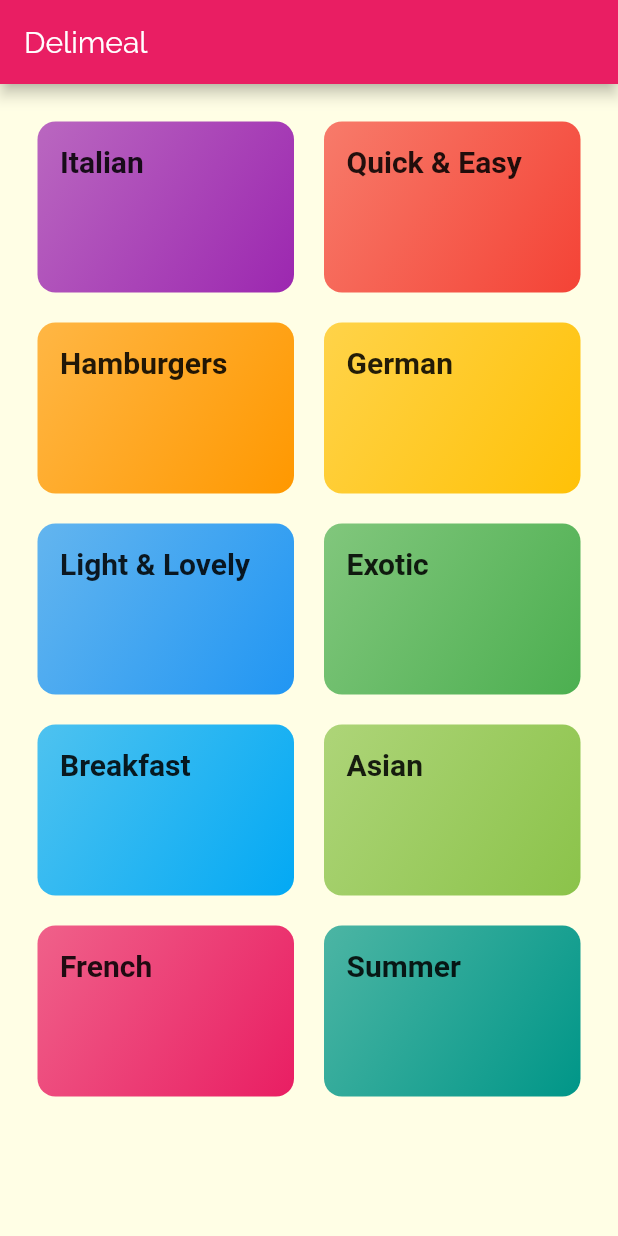
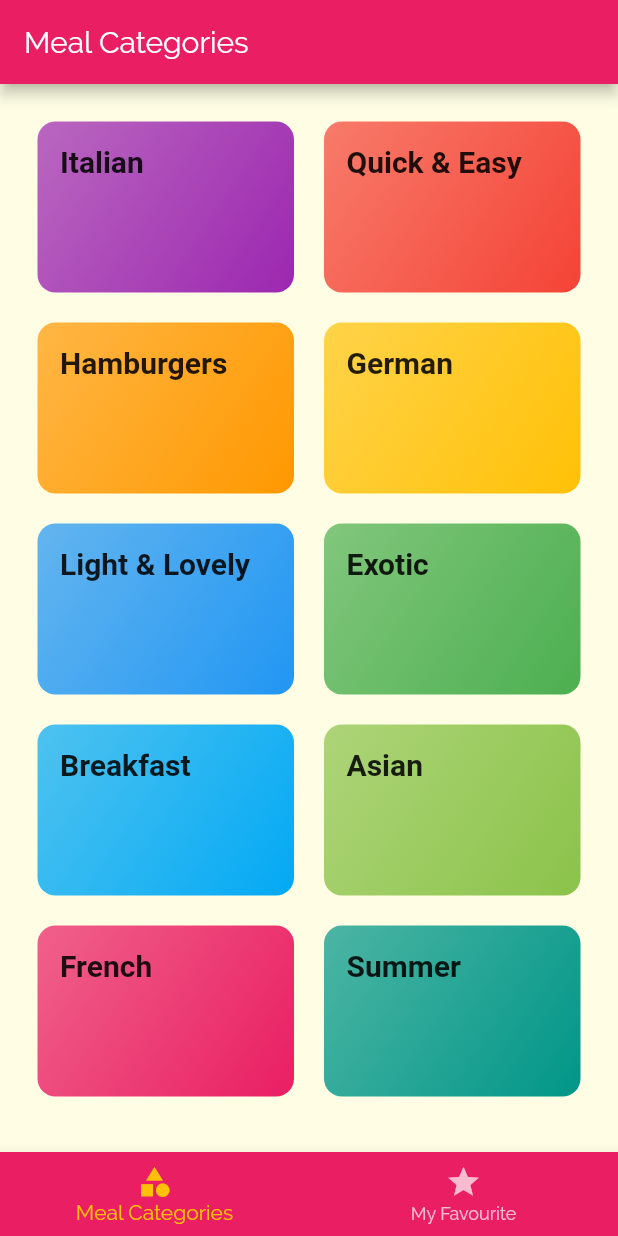
Before and after one commit to almusfuad/Simple_meal_app, a Flutter app: the screen it shows after launch, on a phone screen of 412 x 824 dp. Run offline on Flutter 3.47's test engine with Material 2 defaults, Android fonts, the phone set to English and light mode, and no system bars; Roboto replaces fonts that are missing (RobotoCondesed).

Commit message:
Tabs Screen setup

```diff
--- a/simple_meal_app/lib/main.dart
+++ b/simple_meal_app/lib/main.dart
@@ -1,5 +1,6 @@
 import 'package:flutter/material.dart';
 
+import './screen/tabs_screen.dart';
 import './screen/meal_details_screen.dart';
 import './screen/category_meals_screen.dart';
 import './screen/categories_screen.dart';
@@ -36,7 +37,7 @@ class MyApp extends StatelessWidget {
       // home: CategoriesScreen(),
       initialRoute: '/',
       routes: {
-        '/': (context) => CategoriesScreen(),
+        '/': (context) => TabsScreen(),
         CategoryMealsScreen.routeName: (context) => CategoryMealsScreen(),
         MealDetailsScreen.routeName: (context) => MealDetailsScreen(),
       },
--- a/simple_meal_app/lib/screen/categories_screen.dart
+++ b/simple_meal_app/lib/screen/categories_screen.dart
@@ -6,11 +6,7 @@ import '../widgets/category_item.dart';
 class CategoriesScreen extends StatelessWidget {
   @override
   Widget build(BuildContext context) {
-    return Scaffold(
-      appBar: AppBar(
-        title: Text('Delimeal'),
-      ),
-      body: GridView(
+    return GridView(
       padding: const EdgeInsets.all(25),
       children: DUMMY_CATEGORIES
           .map(
@@ -27,7 +23,6 @@ class CategoriesScreen extends StatelessWidget {
         crossAxisSpacing: 20,
         mainAxisSpacing: 20,
       ),
-      ),
     );
   }
 }
--- /dev/null
+++ b/simple_meal_app/lib/screen/favourite_screen.dart
@@ -0,0 +1,10 @@
+import 'package:flutter/material.dart';
+
+class FavouriteScreen extends StatelessWidget {
+  @override
+  Widget build(BuildContext context) {
+    return Center(
+      child: Text('Favourite Meals'),
+    );
+  }
+}
--- /dev/null
+++ b/simple_meal_app/lib/screen/tabs_screen.dart
@@ -0,0 +1,62 @@
+import 'package:flutter/material.dart';
+
+import './favourite_screen.dart';
+import './categories_screen.dart';
+
+class TabsScreen extends StatefulWidget {
+  @override
+  _TabsScreenState createState() => _TabsScreenState();
+}
+
+class _TabsScreenState extends State<TabsScreen> {
+  final List<Map<String, Object>> _pages = [
+    {
+      'page': CategoriesScreen(),
+      'title': 'Meal Categories',
+    },
+    {
+      'page': FavouriteScreen(),
+      'title': 'My Favourite',
+    },
+  ];
+
+  int _selectedPageIndex = 0;
+
+  void _selectPage(int index) {
+    setState(() {
+      _selectedPageIndex = index;
+    });
+  }
+
+  @override
+  Widget build(BuildContext context) {
+    return Scaffold(
+      appBar: AppBar(
+        title: Text(_pages[_selectedPageIndex]['title']),
+      ),
+      body: _pages[_selectedPageIndex]['page'],
+      bottomNavigationBar: BottomNavigationBar(
+        onTap: _selectPage,
+        backgroundColor: Theme.of(context).primaryColor,
+        unselectedItemColor: Colors.white70,
+        selectedItemColor: Theme.of(context).accentColor,
+        currentIndex: _selectedPageIndex,
+        items: [
+          BottomNavigationBarItem(
+            icon: Icon(Icons.category),
+            // ignore: deprecated_member_use
+            title: Text('Meal Categories'),
+            backgroundColor: Theme.of(context).primaryColor,
+          ),
+          BottomNavigationBarItem(
+            // ignore: deprecated_member_use
+            icon: Icon(Icons.star),
+            // ignore: deprecated_member_use
+            title: Text('My Favourite'),
+            backgroundColor: Theme.of(context).primaryColor,
+          ),
+        ],
+      ),
+    );
+  }
+}
```
Lines whose indentation alone changed are shown as unchanged.
